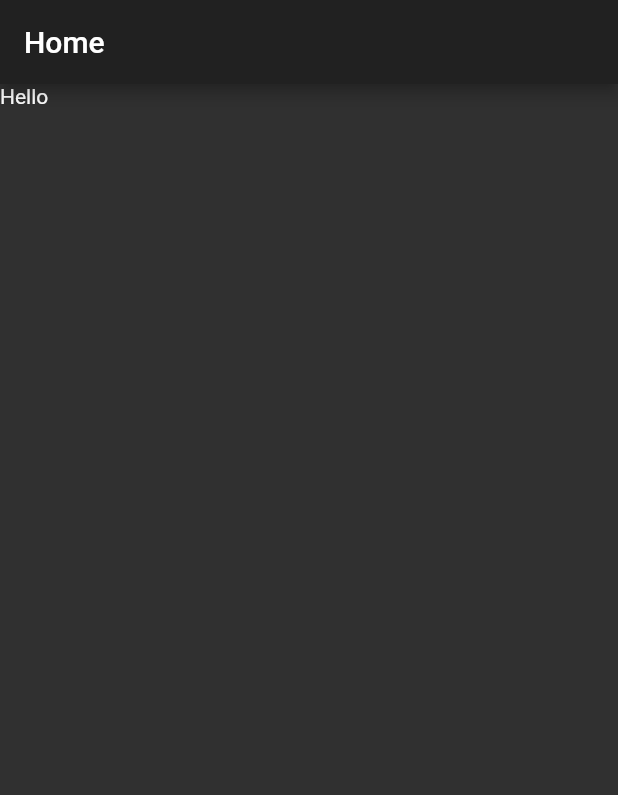
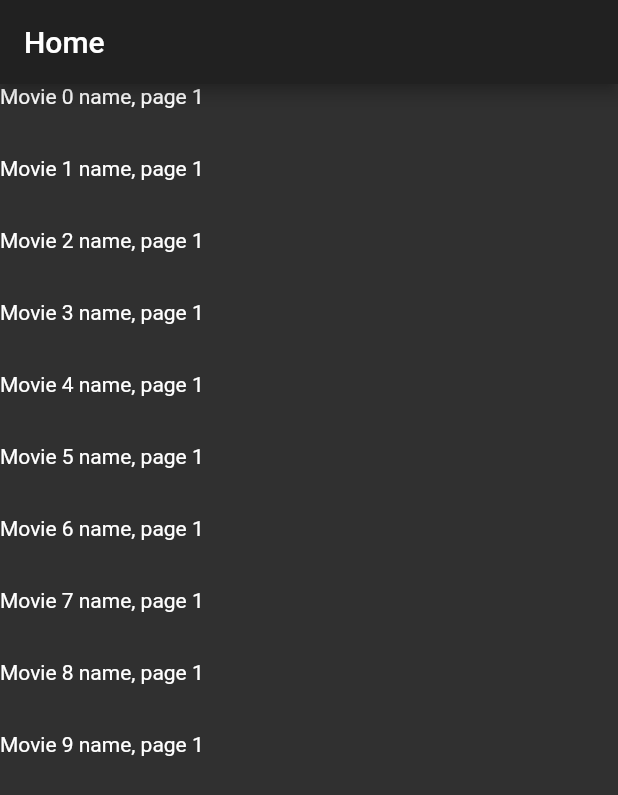
Before and after one commit to levinzonr/movie-db-flutter, a Flutter app: the screen it shows after launch, on a phone screen of 412 x 824 dp. Shown: the top 795 px of the screen. Run offline on Flutter 3.47's test engine with Material 2 defaults, Android fonts, the light colour scheme and no system bars; our stand-ins replace bloc, equatable, flutter_bloc, get_it, logger.

Commit message:
Setup initial page loading

```diff
--- a/lib/data/mock_movie_repository_impl.dart
+++ b/lib/data/mock_movie_repository_impl.dart
@@ -2,18 +2,24 @@
 import 'package:what_and_where/domain/models/movie.dart';
 import 'package:what_and_where/domain/models/page.dart';
 import 'package:what_and_where/domain/repository/movie_repository.dart';
+import 'package:what_and_where/utils/logger.dart';
 
 class MockMovieRepository extends MovieRepository {
 
   @override
   Future<Page<Movie>> getTopRatedMoviesPage(int page) {
+    logger.d("Loading movies page $page");
     return Future.delayed(Duration(seconds: 1)).then((value) => _buildMoviesPage(page));
   }
 
   Page<Movie>_buildMoviesPage(int page) {
     return Page(
-      nextPage: page++,
-      data: List.generate(10, (index) => Movie()),
+      data: List.generate(10, (index) => Movie(
+        id: "p$page\$i$index",
+        displayName: "Movie $index name, page $page",
+        imageUrl: null
+      )),
+        nextPage: page++,
       hasMore: true
     );
   }
--- a/lib/domain/models/movie.dart
+++ b/lib/domain/models/movie.dart
@@ -3,4 +3,6 @@ class Movie {
   String id;
   String displayName;
   String imageUrl;
+
+  Movie({this.id, this.displayName, this.imageUrl});
 }
--- a/lib/injection/bloc_module.dart
+++ b/lib/injection/bloc_module.dart
@@ -3,5 +3,5 @@ import 'package:what_and_where/injection/injector.dart';
 import 'package:what_and_where/presentation/home_bloc.dart';
 
 Future<void> inject() async {
-  injector.registerFactory<HomeBloc>(() => HomeBloc());
+  injector.registerFactory<HomeBloc>(() => HomeBloc(injector()));
 }
--- a/lib/main.dart
+++ b/lib/main.dart
@@ -2,6 +2,7 @@ import 'package:flutter/material.dart';
 import 'package:what_and_where/injection/bloc_module.dart' as blocModule;
 import 'package:what_and_where/injection/repository_module.dart' as repositoryModule;
 import 'package:what_and_where/injection/interactor_module.dart' as interactorModule;
+import 'package:what_and_where/utils/logger.dart';
 import 'app.dart';
 
 void main() async {
@@ -10,5 +11,6 @@ void main() async {
   await interactorModule.inject();
   await blocModule.inject();
 
+  logger.d("App started");
   runApp(MyApp());
 }
--- a/lib/presentation/home_bloc.dart
+++ b/lib/presentation/home_bloc.dart
@@ -1,15 +1,30 @@
 
 import 'package:bloc/bloc.dart';
+import 'package:what_and_where/domain/interactor/get_top_rated_movies_interactor.dart';
 import 'package:what_and_where/presentation/home_event.dart';
 import 'package:what_and_where/presentation/home_state.dart';
+import 'package:what_and_where/utils/logger.dart';
 
 class HomeBloc extends Bloc<HomeEvent, HomeState> {
+
+  final GetTopRatedMoviesPageInteractor getTopRatedMoviesPageInteractor;
+  HomeBloc(this.getTopRatedMoviesPageInteractor);
+
+  int _nextPageToLoad = null;
 
   @override
   HomeState get initialState => Default();
 
   @override
   Stream<HomeState> mapEventToState(HomeEvent event) async* {
-
+    logger.d("Handle Event: $event");
+     if (event is LoadInitial && state is Default) {
+        final input = GetTopRateMoviesPageInteractorInput(page: 1);
+        final result = await getTopRatedMoviesPageInteractor.execute(input);
+        if (result != null) {
+          _nextPageToLoad = result.nextPage;
+          yield MoviePageLoaded(result.data);
+        }
+     }
   }
 }
--- a/lib/presentation/home_event.dart
+++ b/lib/presentation/home_event.dart
@@ -2,8 +2,9 @@
 import 'package:equatable/equatable.dart';
 
 abstract class HomeEvent extends Equatable {
-
   @override
   List<Object> get props => [];
+}
 
-}
+class LoadInitial extends HomeEvent {}
+class LoadNext extends HomeEvent {}
--- a/lib/presentation/home_page.dart
+++ b/lib/presentation/home_page.dart
@@ -1,33 +1,45 @@
 import 'package:flutter/material.dart';
 import 'package:flutter_bloc/flutter_bloc.dart';
+import 'package:what_and_where/domain/models/movie.dart';
 import 'package:what_and_where/injection/injector.dart';
+import 'package:what_and_where/presentation/home_event.dart';
 import 'package:what_and_where/presentation/home_state.dart';
 import 'package:what_and_where/presentation/home_bloc.dart';
 
 class HomePage extends StatelessWidget {
 
-  static Widget init(BuildContext context) => BlocProvider<HomeBloc>(
-    create: (_) => injector(),
-    child: HomePage(),
-  );
+  static Widget init(BuildContext context) =>
+      BlocProvider<HomeBloc>(
+        create: (_) => injector(),
+        child: HomePage(),
+      );
 
   @override
   Widget build(BuildContext context) {
     HomeBloc bloc = context.bloc();
+    bloc.add(LoadInitial());
     return BlocBuilder<HomeBloc, HomeState>(
         builder: (context, state) {
           return Scaffold(
               appBar: AppBar(title: Text("Home")),
-              body: _buildContent());
+              body: _buildContent(state));
         }
     );
   }
 
-    Widget _buildContent() {
-      return Stack(
-        alignment: Alignment.center,
-        children: <Widget>[
-          Positioned.fill(child: Text("Hello"))],
+  Widget _buildContent(HomeState state) {
+    if (state is MoviePageLoaded) {
+      return ListView.separated(
+          itemBuilder: (context ,index) => _buildMovieItem(state.movies[index]),
+          separatorBuilder: (context, index) => Padding(padding: EdgeInsets.symmetric(vertical: 16)),
+          itemCount: state.movies.length
       );
+    } else {
+      return Text("Error");
     }
   }
+
+  Widget _buildMovieItem(Movie movie) {
+    return Text(movie.displayName);
+  }
+}
--- a/lib/presentation/home_state.dart
+++ b/lib/presentation/home_state.dart
@@ -1,5 +1,6 @@
 
 import 'package:equatable/equatable.dart';
+import 'package:what_and_where/domain/models/movie.dart';
 
 abstract class HomeState extends Equatable {
 
@@ -8,6 +9,14 @@ abstract class HomeState extends Equatable {
 }
 
 
-class Default extends HomeState {
+class Default extends HomeState {}
+
+class MoviePageLoaded extends HomeState {
+  final List<Movie> movies;
+
+  MoviePageLoaded(this.movies);
+
+  @override
+  List<Object> get props => [movies];
 
 }
--- /dev/null
+++ b/lib/utils/logger.dart
@@ -0,0 +1,17 @@
+
+import 'package:logger/logger.dart';
+
+final _prettyPrinter = PrettyPrinter(
+    methodCount: 2, // number of method calls to be displayed
+    errorMethodCount: 8, // number of method calls if stacktrace is provided
+    lineLength: 120, // width of the output
+    colors: true, // Colorful log messages
+    printEmojis: true, // Print an emoji for each log message
+    printTime: false // Should each log print contain a timestamp
+);
+
+final logger = Logger(
+  filter: null,
+  printer: _prettyPrinter,
+  output: null,
+);
--- a/pubspec.yaml
+++ b/pubspec.yaml
@@ -27,6 +27,7 @@ dependencies:
   bloc: ^4.0.0
   flutter_bloc: ^4.0.0
   equatable: ^1.1.1
+  logger: ^0.9.1
 
 
   # The following adds the Cupertino Icons font to your application.
```
Also changed, not shown: lib/domain/interactor/get_top_rated_movies_interactor.dart (+14 -4 lines), pubspec.lock.
